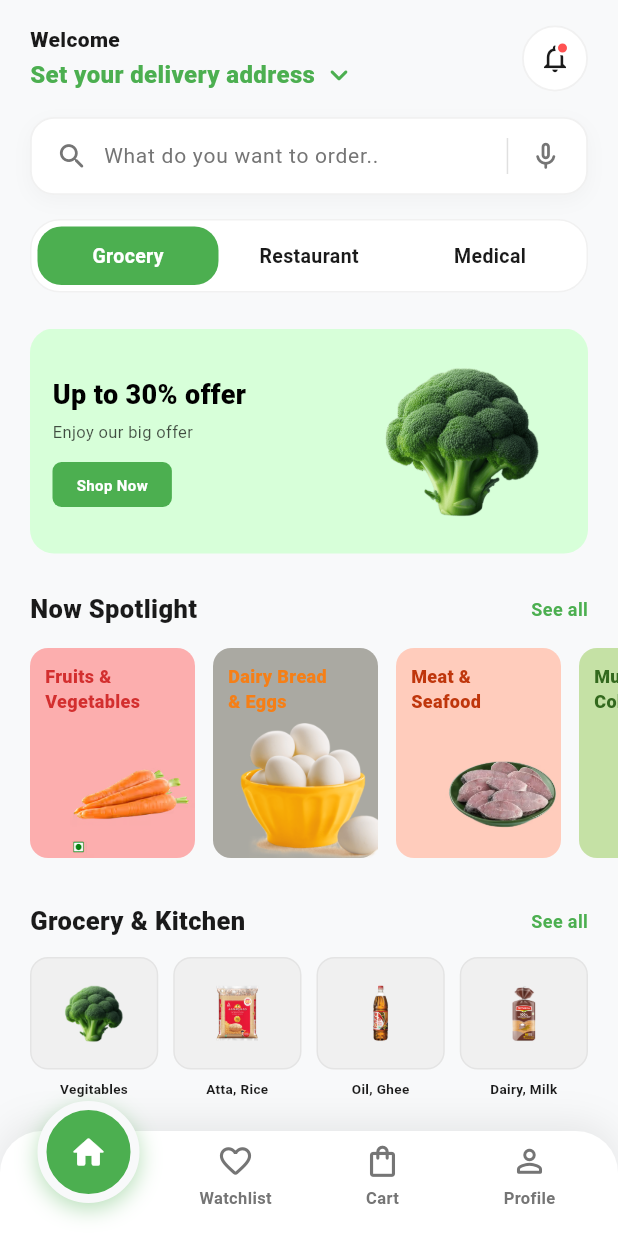
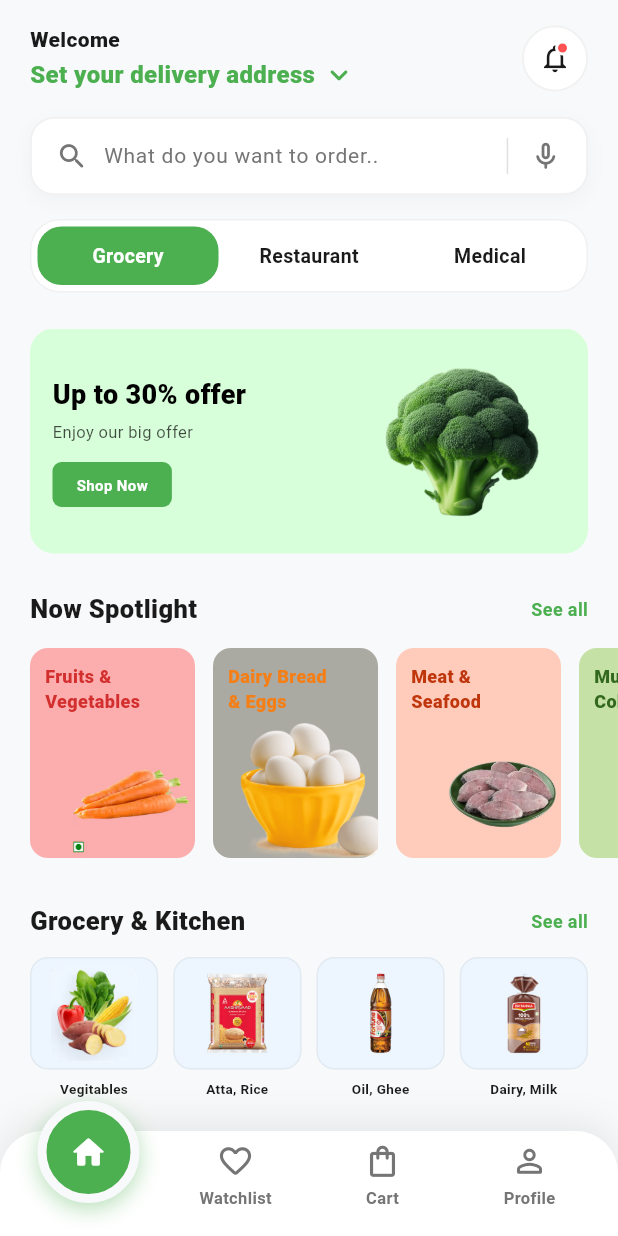
Before and after one commit to SubrataBala/cartkaro, a Flutter app: the HomeScreen screen opened directly, on a phone screen of 412 x 824 dp. Run offline on Flutter 3.47's test engine with Material 3 defaults, Android fonts, the phone set to English and light mode, and no system bars; our stand-ins replace firebase_core, flutter_map, geocoding, geolocator, latlong2, shared_preferences; accounts and stored records are empty; generated files the repository leaves out were written again; Roboto replaces fonts that are missing (Poppins).

Commit message:
changes in grocery tab

```diff
--- a/lib/screens/grocery_tab.dart
+++ b/lib/screens/grocery_tab.dart
@@ -14,7 +14,7 @@ class _GroceryTabState extends State<GroceryTab> {
   int _bannerIndex = 0;
 
   final Color _textColor = const Color(0xFF1A1A1A);
-  final Color _gridItemBgColor = const Color(0xFFF0F0F0);
+  final Color _gridItemBgColor = const Color(0xFFEDF6FF);
   final Color _borderColor = Colors.grey.withOpacity(0.15);
 
   final List<BannerData> _banners = const [
@@ -76,7 +76,7 @@ class _GroceryTabState extends State<GroceryTab> {
 
   final List<GridSectionData> _grids = const [
     GridSectionData('Grocery & Kitchen', [
-      CategoryItem('Vegitables\n& Fruits', 'assets/images/broccoli.png'),
+      CategoryItem('Vegitables\n& Fruits', 'assets/images/fruits.png'),
       CategoryItem('Atta, Rice\n& Dal', 'assets/images/aata.png'),
       CategoryItem('Oil, Ghee\n& Masala', 'assets/images/oil.png'),
       CategoryItem('Dairy, Milk\n& Bread', 'assets/images/braed.png'),
@@ -86,33 +86,33 @@ class _GroceryTabState extends State<GroceryTab> {
       CategoryItem('Spices &\nHerbs', 'assets/images/spices.png'),
     ]),
     GridSectionData('Household & Pet', [
-      CategoryItem('Cleaning\nEssentials', 'assets/images/broccoli.png'),
-      CategoryItem('Pooja\nNeeds', 'assets/images/broccoli.png'),
-      CategoryItem('Pet Food\n& Toys', 'assets/images/broccoli.png'),
-      CategoryItem('Home &\nKitchen', 'assets/images/broccoli.png'),
+      CategoryItem('Cleaning\nEssentials', 'assets/images/surf.png'),
+      CategoryItem('Pooja\nNeeds', 'assets/images/agarbatti.png'),
+      CategoryItem('Toys\n& Pet Food', 'assets/images/Toys.png'),
+      CategoryItem('Home &\nKitchen', 'assets/images/kitchen.png'),
     ]),
     GridSectionData('Snacks & Drinks', [
-      CategoryItem('Chips &\nNamkeen', 'assets/images/broccoli.png'),
-      CategoryItem('Sweets &\nChocolate', 'assets/images/broccoli.png'),
-      CategoryItem('Drinks &\nJuices', 'assets/images/broccoli.png'),
-      CategoryItem('Tea,\nCoffee', 'assets/images/broccoli.png'),
-      CategoryItem('Biscuits &\nCookies', 'assets/images/broccoli.png'),
-      CategoryItem('Frozen\nSnacks', 'assets/images/broccoli.png'),
-      CategoryItem('Breakfast\nCereals', 'assets/images/broccoli.png'),
-      CategoryItem('Instant\nFood', 'assets/images/broccoli.png'),
+      CategoryItem('Chips &\nNamkeen', 'assets/images/lays.png'),
+      CategoryItem('Sweets &\nChocolate', 'assets/images/chocolate.png'),
+      CategoryItem('Drinks &\nJuices', 'assets/images/colddrinks.png'),
+      CategoryItem('Tea,\nCoffee', 'assets/images/tea.png'),
+      CategoryItem('Biscuits &\nCookies', 'assets/images/biscuits.png'),
+      CategoryItem('Frozen\nSnacks', 'assets/images/frozen_snaks.png'),
+      CategoryItem('Breakfast\nCereals', 'assets/images/chocos.png'),
+      CategoryItem('Instant\nFood', 'assets/images/noodles.png'),
     ]),
   ];
 
   final List<StoreItem> _stores = const [
-    StoreItem('Winter\nStore', 'assets/images/broccoli.png', Color(0xFFBBDEFB)),
+    StoreItem('Summer\nStore', 'assets/images/summer.png', Color(0xFFBBDEFB)),
     StoreItem(
       'Gourmet\nStore',
-      'assets/images/broccoli.png',
+      'assets/images/gourmet.png',
       Color(0xFFFFCCBC),
     ),
-    StoreItem('Health\nStore', 'assets/images/broccoli.png', Color(0xFFE1BEE7)),
-    StoreItem('Travel\nStore', 'assets/images/broccoli.png', Color(0xFFF0F4C3)),
-    StoreItem('Puja\nStore', 'assets/images/broccoli.png', Color(0xFFFFCDD2)),
+    StoreItem('Health\nStore', 'assets/images/health.png', Color(0xFFE1BEE7)),
+    StoreItem('Travel\nStore', 'assets/images/travel.png', Color(0xFFF0F4C3)),
+    StoreItem('Puja\nStore', 'assets/images/puja.png', Color(0xFFFFCDD2)),
   ];
 
   @override
@@ -326,7 +326,7 @@ class _GroceryTabState extends State<GroceryTab> {
                             border: Border.all(color: _borderColor),
                           ),
                           child: Center(
-                            child: Image.asset(c.imagePath, height: 45),
+                            child: Image.asset(c.imagePath, height: 65),
                           ),
                         ),
                         const SizedBox(height: 6),
@@ -377,7 +377,7 @@ class _GroceryTabState extends State<GroceryTab> {
                   ),
                   child: Align(
                     alignment: Alignment.bottomCenter,
-                    child: Image.asset(item.imagePath, height: 60),
+                    child: Image.asset(item.imagePath, height: 80),
                   ),
                 ),
                 const SizedBox(height: 8),
```
Also changed, not shown: assets/images/Toys.png (added), assets/images/agarbatti.png (added), assets/images/biscuits.png (added), assets/images/chocolate.png (added), assets/images/chocos.png (added), assets/images/colddrinks.png (added), assets/images/frozen_snaks.png (added), assets/images/fruits.png (added), assets/images/gourmet.png (added), assets/images/health.png (added), assets/images/kitchen.png (added), assets/images/lays.png (added), assets/images/noodles.png (added), assets/images/puja.png (added), 4 more files.
